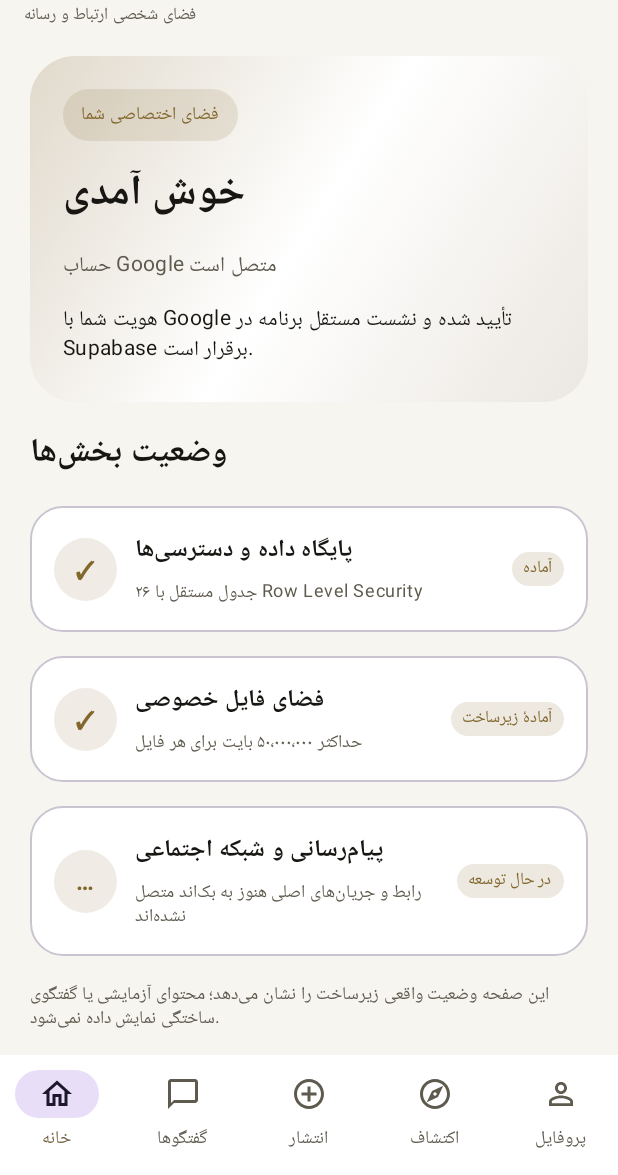
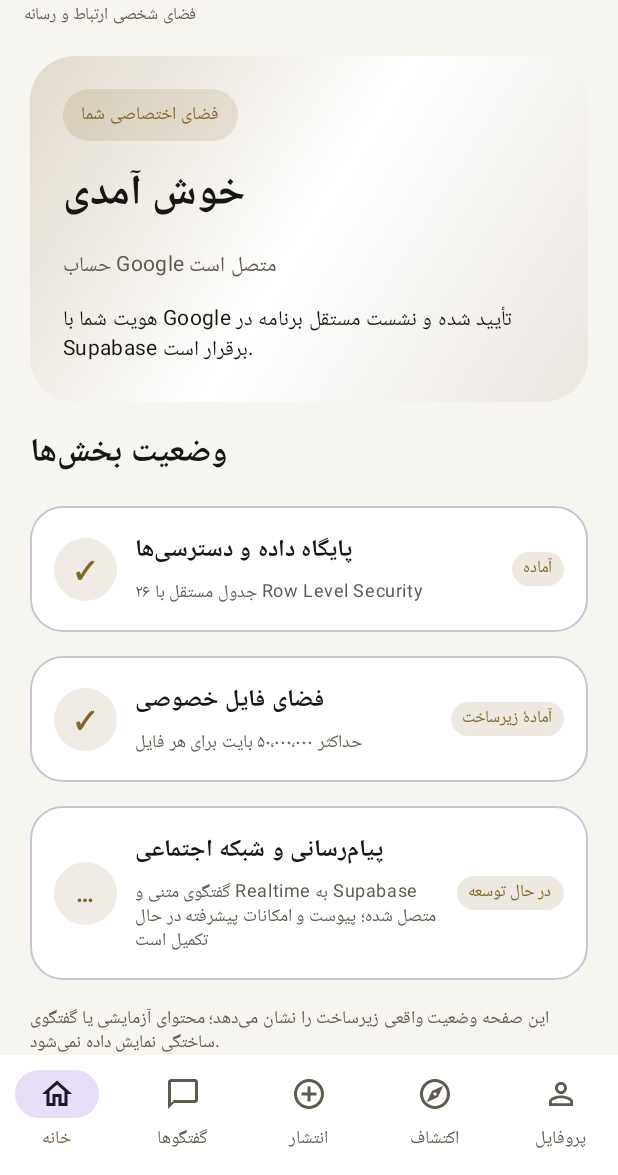
Before and after one commit to emamzaman313/Kavehenteghamjou, an Android app built with Jetpack Compose: the composable AuthenticatedHomeScreen called with empty values, on a phone screen of 412 x 824 dp, the part 61-1236 px from its top. Run offline under Robolectric (Android 15) with nearby library versions, the phone set to English and light mode, and no system bars.

Commit message:
Update Android dashboard chat implementation status

```diff
--- a/android/app/src/main/java/com/kaveh/avenger/ui/screens/AuthenticatedHomeScreen.kt
+++ b/android/app/src/main/java/com/kaveh/avenger/ui/screens/AuthenticatedHomeScreen.kt
@@ -194,7 +194,7 @@ private fun HomeOverview(email: String?) {
         )
         StatusCard(
             title = "پیام‌رسانی و شبکه اجتماعی",
-            subtitle = "رابط و جریان‌های اصلی هنوز به بک‌اند متصل نشده‌اند",
+            subtitle = "گفتگوی متنی و Realtime به Supabase متصل شده؛ پیوست و امکانات پیشرفته در حال تکمیل است",
             badge = "در حال توسعه",
             complete = false
         )
```
